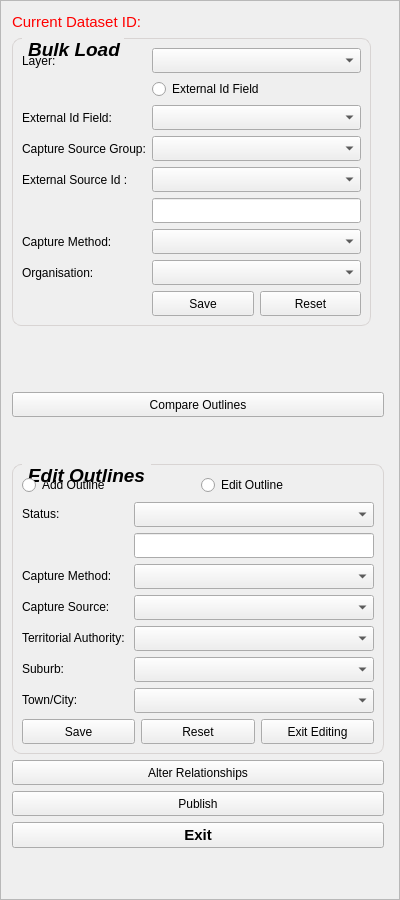
The window that buildings/gui/bulk_load.ui (linz/nz-buildings) describes before a commit, drawn with Qt 5.
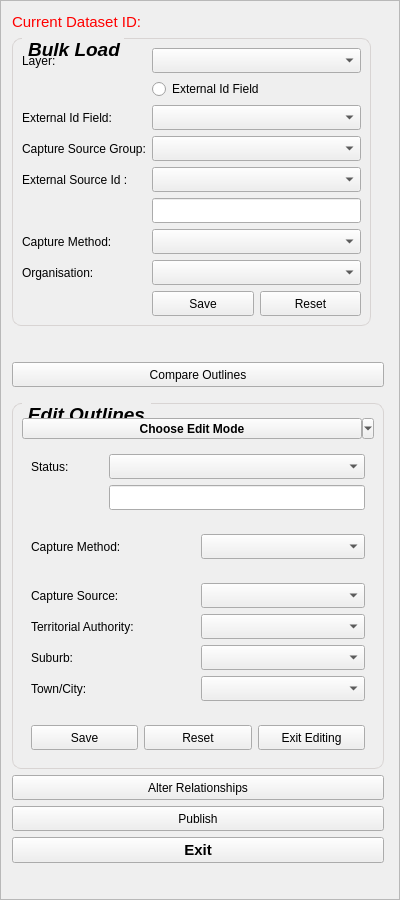
The same window after the commit. Custom widgets are drawn as their Qt base class.

Commit message: Separate edit outline to edit attributes and edit geometry

Patch:
```diff
--- a/buildings/gui/bulk_load.ui
+++ b/buildings/gui/bulk_load.ui
@@ -79,7 +79,7 @@
         <x>0</x>
         <y>0</y>
         <width>377</width>
-        <height>973</height>
+        <height>899</height>
        </rect>
       </property>
       <property name="sizePolicy">
@@ -401,10 +401,13 @@
          <property name="orientation">
           <enum>Qt::Vertical</enum>
          </property>
+         <property name="sizeType">
+          <enum>QSizePolicy::Fixed</enum>
+         </property>
          <property name="sizeHint" stdset="0">
           <size>
-           <width>20</width>
-           <height>20</height>
+           <width>0</width>
+           <height>10</height>
           </size>
          </property>
         </spacer>
@@ -454,10 +457,13 @@
          <property name="orientation">
           <enum>Qt::Vertical</enum>
          </property>
+         <property name="sizeType">
+          <enum>QSizePolicy::Fixed</enum>
+         </property>
          <property name="sizeHint" stdset="0">
           <size>
-           <width>20</width>
-           <height>20</height>
+           <width>0</width>
+           <height>10</height>
           </size>
          </property>
         </spacer>
@@ -465,11 +471,17 @@
        <item>
         <widget class="QGroupBox" name="grpb_edits">
          <property name="sizePolicy">
-          <sizepolicy hsizetype="MinimumExpanding" vsizetype="MinimumExpanding">
+          <sizepolicy hsizetype="MinimumExpanding" vsizetype="Minimum">
            <horstretch>0</horstretch>
            <verstretch>0</verstretch>
           </sizepolicy>
          </property>
+         <property name="minimumSize">
+          <size>
+           <width>359</width>
+           <height>0</height>
+          </size>
+         </property>
          <property name="maximumSize">
           <size>
            <width>16777215</width>
@@ -500,56 +512,114 @@
          <property name="title">
           <string>Edit Outlines</string>
          </property>
-         <layout class="QFormLayout" name="formLayout">
-          <property name="fieldGrowthPolicy">
-           <enum>QFormLayout::AllNonFixedFieldsGrow</enum>
-          </property>
-          <item row="0" column="0" colspan="2">
-           <layout class="QHBoxLayout" name="hzly_3">
+         <layout class="QVBoxLayout" name="verticalLayout_3">
             <item>
-             <widget class="QRadioButton" name="rad_add">
-              <property name="minimumSize">
+           <spacer name="verticalSpacer_5">
+            <property name="orientation">
+             <enum>Qt::Vertical</enum>
+            </property>
+            <property name="sizeType">
+             <enum>QSizePolicy::Fixed</enum>
+            </property>
+            <property name="sizeHint" stdset="0">
                <size>
-                <width>0</width>
-                <height>22</height>
-               </size>
-              </property>
-              <property name="maximumSize">
+              <width>20</width>
+              <height>5</height>
+             </size>
+            </property>
+           </spacer>
+          </item>
+          <item>
+           <widget class="QToolButton" name="tbtn_edits">
+            <property name="sizePolicy">
+             <sizepolicy hsizetype="Expanding" vsizetype="Fixed">
+              <horstretch>0</horstretch>
+              <verstretch>0</verstretch>
+             </sizepolicy>
+            </property>
+            <property name="minimumSize">
                <size>
-                <width>199</width>
-                <height>16777215</height>
-               </size>
-              </property>
-              <property name="styleSheet">
-               <string notr="true"/>
-              </property>
+              <width>330</width>
+              <height>0</height>
+             </size>
+            </property>
+            <property name="font">
+             <font>
+              <weight>75</weight>
+              <italic>false</italic>
+              <bold>true</bold>
+              <underline>false</underline>
+              <strikeout>false</strikeout>
+             </font>
+            </property>
+            <property name="layoutDirection">
+             <enum>Qt::LeftToRight</enum>
+            </property>
               <property name="text">
-               <string>Add Outline</string>
-              </property>
+             <string>Choose Edit Mode</string>
+            </property>
+            <property name="checkable">
+             <bool>true</bool>
+            </property>
+            <property name="checked">
+             <bool>false</bool>
+            </property>
+            <property name="popupMode">
+             <enum>QToolButton::MenuButtonPopup</enum>
+            </property>
+            <property name="toolButtonStyle">
+             <enum>Qt::ToolButtonTextOnly</enum>
+            </property>
+            <property name="autoRaise">
+             <bool>false</bool>
+            </property>
+            <property name="arrowType">
+             <enum>Qt::NoArrow</enum>
+            </property>
              </widget>
             </item>
             <item>
-             <widget class="QRadioButton" name="rad_edit">
+           <widget class="QWidget" name="layout_status" native="true">
+            <property name="sizePolicy">
+             <sizepolicy hsizetype="Expanding" vsizetype="Preferred">
+              <horstretch>0</horstretch>
+              <verstretch>0</verstretch>
+             </sizepolicy>
+            </property>
+            <layout class="QGridLayout" name="gl_status">
+             <item row="0" column="1">
+              <widget class="QComboBox" name="cmb_status">
               <property name="minimumSize">
                <size>
                 <width>0</width>
-                <height>22</height>
+                 <height>25</height>
                </size>
               </property>
               <property name="maximumSize">
                <size>
-                <width>199</width>
+                 <width>256</width>
                 <height>16777215</height>
                </size>
               </property>
-              <property name="text">
-               <string>Edit Outline</string>
-              </property>
-             </widget>
-            </item>
-           </layout>
-          </item>
-          <item row="1" column="0">
+              </widget>
+             </item>
+             <item row="1" column="1">
+              <widget class="QLineEdit" name="le_deletion_reason">
+               <property name="minimumSize">
+                <size>
+                 <width>0</width>
+                 <height>25</height>
+                </size>
+               </property>
+               <property name="maximumSize">
+                <size>
+                 <width>256</width>
+                 <height>16777215</height>
+                </size>
+               </property>
+              </widget>
+             </item>
+             <item row="0" column="0">
            <widget class="QLabel" name="lb_bulk_load_status">
             <property name="font">
              <font>
@@ -563,46 +633,20 @@
             </property>
            </widget>
           </item>
-          <item row="1" column="1">
-           <widget class="QComboBox" name="cmb_status">
-            <property name="minimumSize">
-             <size>
-              <width>0</width>
-              <height>25</height>
-             </size>
-            </property>
-            <property name="maximumSize">
-             <size>
-              <width>256</width>
-              <height>16777215</height>
-             </size>
-            </property>
+            </layout>
            </widget>
           </item>
-          <item row="3" column="1">
-           <widget class="QLineEdit" name="le_deletion_reason">
-            <property name="minimumSize">
-             <size>
-              <width>0</width>
-              <height>25</height>
-             </size>
-            </property>
-            <property name="maximumSize">
-             <size>
-              <width>256</width>
-              <height>16777215</height>
-             </size>
-            </property>
-           </widget>
-          </item>
-          <item row="5" column="0">
+          <item>
+           <widget class="QWidget" name="layout_capture_method" native="true">
+            <layout class="QGridLayout" name="gl_capture_method">
+             <item row="0" column="0">
            <widget class="QLabel" name="lb_capture_method_2">
             <property name="text">
              <string>Capture Method:</string>
             </property>
            </widget>
           </item>
-          <item row="5" column="1">
+             <item row="0" column="1">
            <widget class="QComboBox" name="cmb_capture_method_2">
             <property name="minimumSize">
              <size>
@@ -618,14 +662,26 @@
             </property>
            </widget>
           </item>
-          <item row="6" column="0">
+            </layout>
+           </widget>
+          </item>
+          <item>
+           <widget class="QWidget" name="layout_general_info" native="true">
+            <property name="sizePolicy">
+             <sizepolicy hsizetype="Expanding" vsizetype="Preferred">
+              <horstretch>0</horstretch>
+              <verstretch>0</verstretch>
+             </sizepolicy>
+            </property>
+            <layout class="QGridLayout" name="gl_general_info">
+             <item row="0" column="0">
            <widget class="QLabel" name="lb_capture_source">
             <property name="text">
              <string>Capture Source:</string>
             </property>
            </widget>
           </item>
-          <item row="6" column="1">
+             <item row="0" column="1">
            <widget class="QComboBox" name="cmb_capture_source">
             <property name="minimumSize">
              <size>
@@ -641,9 +697,88 @@
             </property>
            </widget>
           </item>
-          <item row="14" column="0" colspan="2">
-           <layout class="QHBoxLayout" name="hzly_4">
+             <item row="2" column="1">
+              <widget class="QComboBox" name="cmb_suburb">
+               <property name="minimumSize">
+                <size>
+                 <width>0</width>
+                 <height>25</height>
+                </size>
+               </property>
+               <property name="maximumSize">
+                <size>
+                 <width>256</width>
+                 <height>16777215</height>
+                </size>
+               </property>
+              </widget>
+             </item>
+             <item row="2" column="0">
+              <widget class="QLabel" name="lb_suburb">
+               <property name="text">
+                <string>Suburb:</string>
+               </property>
+              </widget>
+             </item>
+             <item row="1" column="0">
+              <widget class="QLabel" name="lb_ta">
+               <property name="text">
+                <string>Territorial Authority: </string>
+               </property>
+              </widget>
+             </item>
+             <item row="3" column="0">
+              <widget class="QLabel" name="lb_town">
+               <property name="text">
+                <string>Town/City:</string>
+               </property>
+              </widget>
+             </item>
+             <item row="3" column="1">
+              <widget class="QComboBox" name="cmb_town">
+               <property name="minimumSize">
+                <size>
+                 <width>0</width>
+                 <height>25</height>
+                </size>
+               </property>
+               <property name="maximumSize">
+                <size>
+                 <width>256</width>
+                 <height>16777215</height>
+                </size>
+               </property>
+              </widget>
+             </item>
+             <item row="1" column="1">
+              <widget class="QComboBox" name="cmb_ta">
+               <property name="minimumSize">
+                <size>
+                 <width>0</width>
+                 <height>25</height>
+                </size>
+               </property>
+               <property name="maximumSize">
+                <size>
+                 <width>256</width>
+                 <height>16777215</height>
+                </size>
+               </property>
+              </widget>
+             </item>
+            </layout>
+           </widget>
+          </item>
             <item>
+           <widget class="QWidget" name="gridWidget_3" native="true">
+            <property name="sizePolicy">
+             <sizepolicy hsizetype="Expanding" vsizetype="Preferred">
+              <horstretch>0</horstretch>
+              <verstretch>0</verstretch>
+             </sizepolicy>
+            </property>
+            <layout class="QGridLayout" name="gridLayout_5">
+             <item row="0" column="0">
              <widget class="QPushButton" name="btn_edit_save">
               <property name="minimumSize">
                <size>
@@ -665,7 +800,7 @@
               </property>
              </widget>
             </item>
-            <item>
+             <item row="0" column="1">
              <widget class="QPushButton" name="btn_edit_reset">
               <property name="minimumSize">
                <size>
@@ -687,7 +822,7 @@
               </property>
              </widget>
             </item>
-            <item>
+             <item row="0" column="2">
              <widget class="QPushButton" name="btn_edit_cancel">
               <property name="minimumSize">
                <size>
@@ -716,74 +851,6 @@
              </widget>
             </item>
            </layout>
-          </item>
-          <item row="8" column="1">
-           <widget class="QComboBox" name="cmb_ta">
-            <property name="minimumSize">
-             <size>
-              <width>0</width>
-              <height>25</height>
-             </size>
-            </property>
-            <property name="maximumSize">
-             <size>
-              <width>256</width>
-              <height>16777215</height>
-             </size>
-            </property>
-           </widget>
-          </item>
-          <item row="8" column="0">
-           <widget class="QLabel" name="lb_ta">
-            <property name="text">
-             <string>Territorial Authority: </string>
-            </property>
-           </widget>
-          </item>
-          <item row="9" column="0">
-           <widget class="QLabel" name="lb_suburb">
-            <property name="text">
-             <string>Suburb:</string>
-            </property>
-           </widget>
-          </item>
-          <item row="9" column="1">
-           <widget class="QComboBox" name="cmb_suburb">
-            <property name="minimumSize">
-             <size>
-              <width>0</width>
-              <height>25</height>
-             </size>
-            </property>
-            <property name="maximumSize">
-             <size>
-              <width>256</width>
-              <height>16777215</height>
-             </size>
-            </property>
-           </widget>
-          </item>
-          <item row="10" column="1">
-           <widget class="QComboBox" name="cmb_town">
-            <property name="minimumSize">
-             <size>
-              <width>0</width>
-              <height>25</height>
-             </size>
-            </property>
-            <property name="maximumSize">
-             <size>
-              <width>256</width>
-              <height>16777215</height>
-             </size>
-            </property>
-           </widget>
-          </item>
-          <item row="10" column="0">
-           <widget class="QLabel" name="lb_town">
-            <property name="text">
-             <string>Town/City:</string>
-            </property>
            </widget>
           </item>
          </layout>
@@ -899,7 +966,7 @@
          <property name="sizeHint" stdset="0">
           <size>
            <width>20</width>
-           <height>40</height>
+           <height>0</height>
           </size>
          </property>
         </spacer>
```
Left out of the diff: 18 changed lines with no effect on the pictures. Lines whose indentation alone changed are shown as unchanged. The commit also changes 2 other files.
